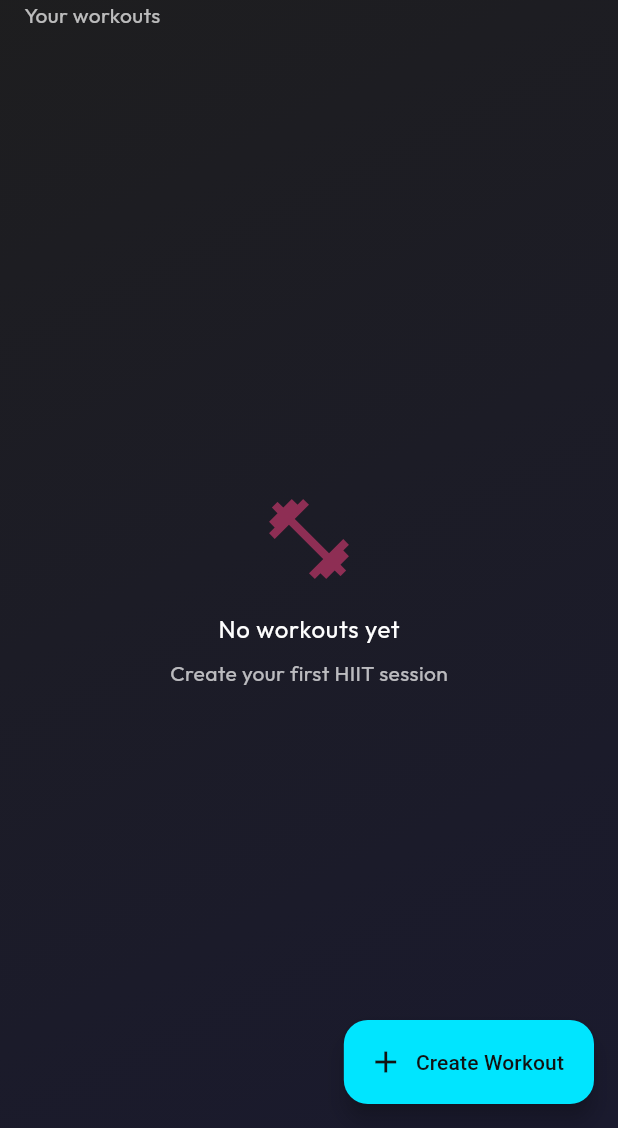
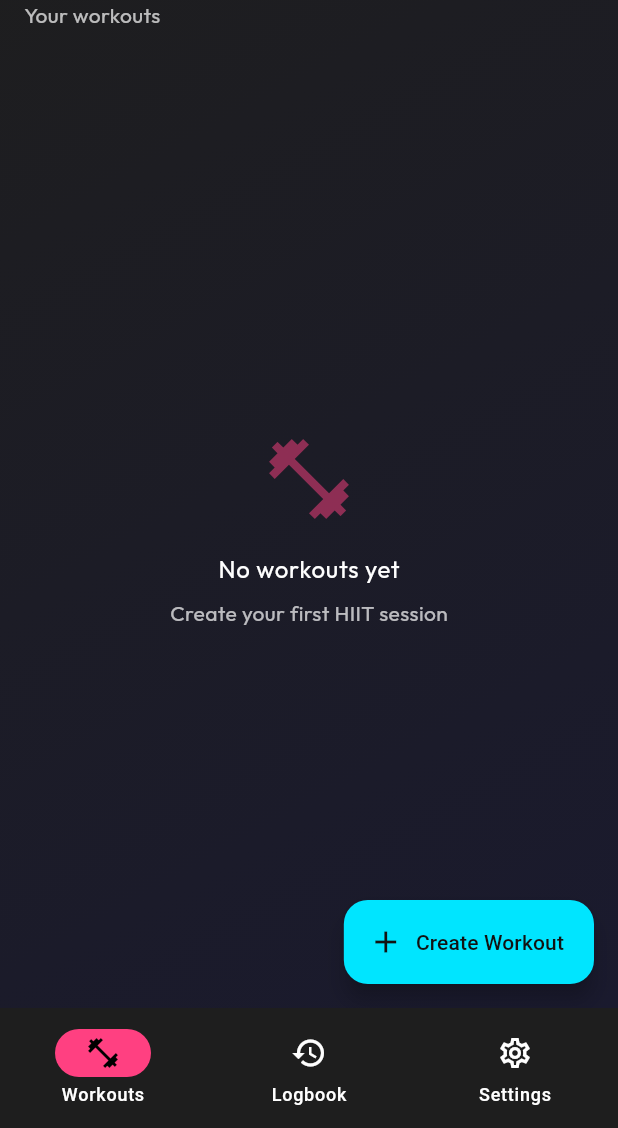
Before and after one commit to dansarpong/didit, a Flutter app: the RunWorkoutScreen screen opened directly with empty values, after a tap on "Back to Home", on a phone screen of 412 x 824 dp, the part 108-1236 px from its top. Run offline on Flutter 3.47's test engine with Material 3 defaults, Android fonts, the phone set to English and light mode, and no system bars; drawn by our look-alikes of flutter_animate; our stand-ins replace google_fonts, hive, hive_flutter; accounts and stored records are empty; statements that could not run were skipped.

Commit message:
feat: implement menu tabs for workout history and settings

```diff
--- a/lib/main.dart
+++ b/lib/main.dart
@@ -3,7 +3,7 @@ import 'package:provider/provider.dart';
 import 'package:hive_flutter/hive_flutter.dart';
 import 'theme/app_theme.dart';
 import 'providers/workout_provider.dart';
-import 'screens/home_screen.dart';
+import 'screens/main_screen.dart';
 import 'models/workout_model.dart';
 
 void main() async {
@@ -15,10 +15,12 @@ void main() async {
   Hive.registerAdapter(ExerciseAdapter());
   Hive.registerAdapter(IntervalAdapter());
   Hive.registerAdapter(IntervalTypeAdapter());
+  Hive.registerAdapter(WorkoutHistoryAdapter());
 
 
 
   await Hive.openBox<Workout>('workouts');
+  await Hive.openBox<WorkoutHistory>('history');
 
   runApp(const DiditApp());
 }
@@ -36,7 +38,7 @@ class DiditApp extends StatelessWidget {
         title: 'DIDIT',
         debugShowCheckedModeBanner: false,
         theme: AppTheme.darkTheme,
-        home: const HomeScreen(),
+        home: const MainScreen(),
       ),
     );
   }
--- a/lib/models/workout_model.dart
+++ b/lib/models/workout_model.dart
@@ -6,6 +6,7 @@ import 'package:uuid/uuid.dart';
 // Exercise: 1
 // Interval: 2
 // IntervalType: 3
+// WorkoutHistory: 4
 
 enum IntervalType { work, rest, warmup, cooldown }
 
@@ -151,3 +152,44 @@ class WorkoutAdapter extends TypeAdapter<Workout> {
     writer.writeList(obj.cooldown);
   }
 }
+
+class WorkoutHistory extends HiveObject {
+  String id;
+  String workoutId;
+  String workoutName;
+  DateTime completedAt;
+  int durationSeconds;
+
+  WorkoutHistory({
+    required this.workoutId,
+    required this.workoutName,
+    required this.completedAt,
+    required this.durationSeconds,
+    String? id,
+  }) : id = id ?? const Uuid().v4();
+}
+
+class WorkoutHistoryAdapter extends TypeAdapter<WorkoutHistory> {
+  @override
+  final int typeId = 4;
+
+  @override
+  WorkoutHistory read(BinaryReader reader) {
+    return WorkoutHistory(
+      workoutId: reader.readString(),
+      workoutName: reader.readString(),
+      completedAt: DateTime.fromMillisecondsSinceEpoch(reader.readInt()),
+      durationSeconds: reader.readInt(),
+      id: reader.readString(),
+    );
+  }
+
+  @override
+  void write(BinaryWriter writer, WorkoutHistory obj) {
+    writer.writeString(obj.workoutId);
+    writer.writeString(obj.workoutName);
+    writer.writeInt(obj.completedAt.millisecondsSinceEpoch);
+    writer.writeInt(obj.durationSeconds);
+    writer.writeString(obj.id);
+  }
+}
--- a/lib/providers/workout_provider.dart
+++ b/lib/providers/workout_provider.dart
@@ -4,12 +4,19 @@ import '../models/workout_model.dart';
 
 class WorkoutProvider extends ChangeNotifier {
   Box<Workout>? _box;
+  Box<WorkoutHistory>? _historyBox;
   List<Workout> _workouts = [];
+  List<WorkoutHistory> _history = [];
   final String boxName;
+  final String historyBoxName;
 
   List<Workout> get workouts => _workouts;
+  List<WorkoutHistory> get history => _history;
 
-  WorkoutProvider({this.boxName = 'workouts'}) {
+  WorkoutProvider({
+    this.boxName = 'workouts',
+    this.historyBoxName = 'history',
+  }) {
     _init();
   }
 
@@ -19,7 +26,15 @@ class WorkoutProvider extends ChangeNotifier {
     } else {
       _box = await Hive.openBox<Workout>(boxName);
     }
+
+    if (Hive.isBoxOpen(historyBoxName)) {
+      _historyBox = Hive.box<WorkoutHistory>(historyBoxName);
+    } else {
+      _historyBox = await Hive.openBox<WorkoutHistory>(historyBoxName);
+    }
+
     _workouts = _box!.values.toList();
+    _history = _historyBox!.values.toList()..sort((a, b) => b.completedAt.compareTo(a.completedAt));
     notifyListeners();
   }
 
@@ -40,4 +55,16 @@ class WorkoutProvider extends ChangeNotifier {
     _workouts = _box!.values.toList();
     notifyListeners();
   }
+
+  Future<void> addHistory(WorkoutHistory record) async {
+    await _historyBox?.add(record);
+    _history = _historyBox!.values.toList()..sort((a, b) => b.completedAt.compareTo(a.completedAt));
+    notifyListeners();
+  }
+
+  Future<void> clearHistory() async {
+    await _historyBox?.clear();
+    _history = [];
+    notifyListeners();
+  }
 }
--- /dev/null
+++ b/lib/screens/logbook_screen.dart
@@ -0,0 +1,117 @@
+import 'package:flutter/material.dart';
+import 'package:provider/provider.dart';
+import 'package:flutter_animate/flutter_animate.dart';
+import 'package:intl/intl.dart';
+import '../providers/workout_provider.dart';
+import '../models/workout_model.dart';
+
+class LogbookScreen extends StatelessWidget {
+  const LogbookScreen({super.key});
+
+  String _formatDuration(int seconds) {
+    final minutes = seconds ~/ 60;
+    final remainingSeconds = seconds % 60;
+    return '${minutes}m ${remainingSeconds}s';
+  }
+
+  String _formatDate(DateTime date) {
+    return DateFormat('MMM d, y • h:mm a').format(date);
+  }
+
+  @override
+  Widget build(BuildContext context) {
+    return Scaffold(
+      appBar: AppBar(
+        title: const Text('Logbook'),
+        actions: [
+          IconButton(
+            icon: const Icon(Icons.delete_outline),
+            onPressed: () {
+              showDialog(
+                context: context,
+                builder: (context) => AlertDialog(
+                  title: const Text('Clear History'),
+                  content: const Text('Are you sure you want to clear all workout history?'),
+                  actions: [
+                    TextButton(
+                      onPressed: () => Navigator.pop(context),
+                      child: const Text('Cancel'),
+                    ),
+                    TextButton(
+                      onPressed: () {
+                        context.read<WorkoutProvider>().clearHistory();
+                        Navigator.pop(context);
+                      },
+                      child: const Text('Clear'),
+                    ),
+                  ],
+                ),
+              );
+            },
+          ),
+        ],
+      ),
+      body: Consumer<WorkoutProvider>(
+        builder: (context, provider, child) {
+          if (provider.history.isEmpty) {
+            return Center(
+              child: Column(
+                mainAxisAlignment: MainAxisAlignment.center,
+                children: [
+                  Icon(
+                    Icons.history,
+                    size: 64,
+                    color: Theme.of(context).colorScheme.secondary.withValues(alpha: 0.5),
+                  ),
+                  const SizedBox(height: 16),
+                  Text(
+                    'No history yet',
+                    style: Theme.of(context).textTheme.bodyLarge,
+                  ),
+                  const SizedBox(height: 8),
+                  Text(
+                    'Complete a workout to see it here',
+                    style: Theme.of(context).textTheme.bodyMedium,
+                  ),
+                ],
+              ),
+            ).animate().fadeIn(duration: 500.ms);
+          }
+
+          return ListView.builder(
+            padding: const EdgeInsets.all(16),
+            itemCount: provider.history.length,
+            itemBuilder: (context, index) {
+              final record = provider.history[index];
+              return Card(
+                margin: const EdgeInsets.only(bottom: 12),
+                child: ListTile(
+                  leading: Container(
+                    padding: const EdgeInsets.all(8),
+                    decoration: BoxDecoration(
+                      color: Theme.of(context).colorScheme.primary.withValues(alpha: 0.1),
+                      shape: BoxShape.circle,
+                    ),
+                    child: Icon(
+                      Icons.check,
+                      color: Theme.of(context).colorScheme.primary,
+                    ),
+                  ),
+                  title: Text(
+                    record.workoutName,
+                    style: const TextStyle(fontWeight: FontWeight.bold),
+                  ),
+                  subtitle: Text(_formatDate(record.completedAt)),
+                  trailing: Text(
+                    _formatDuration(record.durationSeconds),
+                    style: Theme.of(context).textTheme.bodyMedium,
+                  ),
+                ),
+              ).animate().fadeIn(delay: (50 * index).ms).slideX();
+            },
+          );
+        },
+      ),
+    );
+  }
+}
--- /dev/null
+++ b/lib/screens/main_screen.dart
@@ -0,0 +1,58 @@
+import 'package:flutter/material.dart';
+import 'workouts_screen.dart';
+import 'logbook_screen.dart';
+import 'settings_screen.dart';
+
+class MainScreen extends StatefulWidget {
+  const MainScreen({super.key});
+
+  @override
+  State<MainScreen> createState() => _MainScreenState();
+}
+
+class _MainScreenState extends State<MainScreen> {
+  int _selectedIndex = 0;
+
+  final List<Widget> _screens = const [
+    WorkoutsScreen(),
+    LogbookScreen(),
+    SettingsScreen(),
+  ];
+
+  void _onItemTapped(int index) {
+    setState(() {
+      _selectedIndex = index;
+    });
+  }
+
+  @override
+  Widget build(BuildContext context) {
+    return Scaffold(
+      body: IndexedStack(
+        index: _selectedIndex,
+        children: _screens,
+      ),
+      bottomNavigationBar: NavigationBar(
+        selectedIndex: _selectedIndex,
+        onDestinationSelected: _onItemTapped,
+        destinations: const [
+          NavigationDestination(
+            icon: Icon(Icons.fitness_center_outlined),
+            selectedIcon: Icon(Icons.fitness_center),
+            label: 'Workouts',
+          ),
+          NavigationDestination(
+            icon: Icon(Icons.history_outlined),
+            selectedIcon: Icon(Icons.history),
+            label: 'Logbook',
+          ),
+          NavigationDestination(
+            icon: Icon(Icons.settings_outlined),
+            selectedIcon: Icon(Icons.settings),
+            label: 'Settings',
+          ),
+        ],
+      ),
+    );
+  }
+}
--- a/lib/screens/run_workout_screen.dart
+++ b/lib/screens/run_workout_screen.dart
@@ -1,7 +1,9 @@
 import 'dart:async';
 import 'package:flutter/material.dart' hide Interval;
 import 'package:flutter_animate/flutter_animate.dart';
+import 'package:provider/provider.dart';
 import '../models/workout_model.dart';
+import '../providers/workout_provider.dart';
 
 enum WorkoutPhase { warmup, main, cooldown }
 
@@ -98,6 +100,14 @@ class _RunWorkoutScreenState extends State<RunWorkoutScreen> {
   }
 
   void _finishWorkout() {
+    final history = WorkoutHistory(
+      workoutId: widget.workout.id,
+      workoutName: widget.workout.name,
+      completedAt: DateTime.now(),
+      durationSeconds: widget.workout.totalDuration,
+    );
+    context.read<WorkoutProvider>().addHistory(history);
+
     setState(() {
       _isFinished = true;
     });
--- a/lib/screens/home_screen.dart
+++ b/lib/screens/workouts_screen.dart
@@ -6,8 +6,8 @@ import '../models/workout_model.dart';
 import 'create_workout_screen.dart';
 import 'run_workout_screen.dart';
 
-class HomeScreen extends StatelessWidget {
-  const HomeScreen({super.key});
+class WorkoutsScreen extends StatelessWidget {
+  const WorkoutsScreen({super.key});
 
   @override
   Widget build(BuildContext context) {
```
Also changed, not shown: lib/screens/settings_screen.dart (added, +30 -0 lines), 3 other files.
